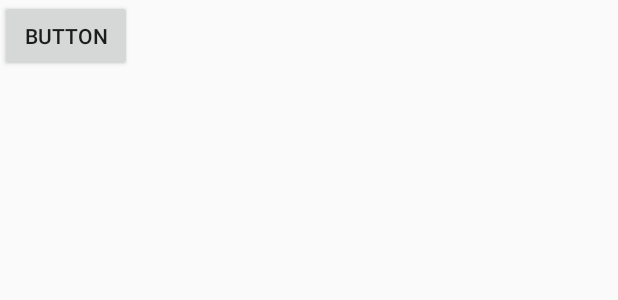
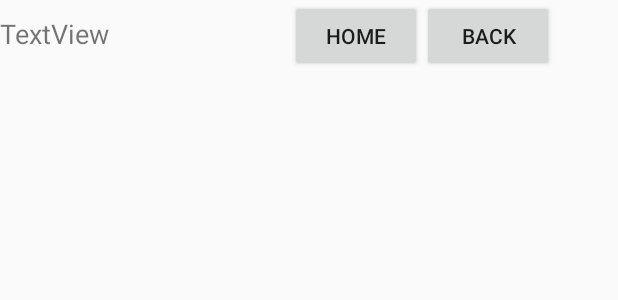
Before and after one commit to loliveto/newD6, an Android app: the layout fragment_take_quest.xml on its own in the app's theme, with its tools: preview values and no code run, on a phone screen of 412 x 824 dp. Shown: the top 300 px of the screen. Run offline under Robolectric (Android 15) with nearby library versions, the phone set to English and light mode, and no system bars.

Commit message:
more stuff for take

```diff
--- a/app/src/main/java/com/example/john/quizsurvey/Views/TakeQuestionare.java
+++ b/app/src/main/java/com/example/john/quizsurvey/Views/TakeQuestionare.java
@@ -12,6 +12,7 @@ package com.example.john.quizsurvey.Views;
         import android.widget.Button;
         import android.widget.EditText;
         import android.widget.ListView;
+        import android.widget.TextView;
 
         import com.example.john.quizsurvey.DataModels.Questionare;
         import com.example.john.quizsurvey.MainActivity;
@@ -55,50 +56,20 @@ public class TakeQuestionare extends Fragment {
     public View onCreateView(LayoutInflater inflater, ViewGroup container,
                              Bundle savedInstanceState) {
         //Inflate the layout for this fragment
+
         View view = inflater.inflate(R.layout.fragment_take_quest, container, false);
-//        final EditText titleText = view.findViewById(R.id.questionare_title);
-//        titleText.setText(questionare.name);
-//        Button addQuestion = view.findViewById(R.id.add_question);
-//        addQuestion.setOnClickListener(new View.OnClickListener() {
-//            @Override
-//            public void onClick(View v) {
-//                questionare.name = titleText.getText().toString();
-//                ((MainActivity)getActivity()).toSelectQType(questionare);
-//            }
-//        });
-//        Button save = view.findViewById(R.id.save);
-//        save.setOnClickListener(new View.OnClickListener() {
-//            @Override
-//            public void onClick(View v) {
-//                questionare.name = titleText.getText().toString();
-//                questionare.save();
-//                ((MainActivity)getActivity()).toSeeQuestionare(questionare);
-//            }
-//        });
-//        Button home = view.findViewById(R.id.go_home);
-//        home.setOnClickListener(new View.OnClickListener() {
-//            @Override
-//            public void onClick(View v) {
-//                ((MainActivity)getActivity()).toMenu();
-//            }
-//        });
-//
-//        ArrayList<String> prompts = questionare.getQuestionPrompt();
-//        ListView listView = view.findViewById(R.id.question_list);
-//        ArrayAdapter adapter = new ArrayAdapter(getContext(),android.R.layout.simple_list_item_1,prompts);
-//        listView.setAdapter(adapter);
-//        //check to see waht kind of question it is first
-//        listView.setOnItemClickListener(new AdapterView.OnItemClickListener() {
-//            @Override
-//            public void onItemClick(AdapterView<?> parent, View view, int position, long id) {
-//                ((MainActivity)getActivity()).toViewQuestion(questionare, position);
-//            }
-//        });
-//
-//        ArrayList<String> ans = questionare.asheet.getCorrectAnswers();
-//        ListView listView1 = view.findViewById(R.id.viewanswers);
-//        ArrayAdapter adapter1 = new ArrayAdapter(getContext(),android.R.layout.simple_list_item_1,ans);
-//        listView1.setAdapter(adapter1);
+        final TextView titleText = view.findViewById(R.id.questionare_title);
+        titleText.setText(questionare.name);
+
+
+        Button home = view.findViewById(R.id.go_home);
+        home.setOnClickListener(new View.OnClickListener() {
+            @Override
+            public void onClick(View v) {
+                ((MainActivity)getActivity()).toMenu();
+            }
+        });
+
 
        return view;
     }
--- a/app/src/main/res/layout/fragment_take_quest.xml
+++ b/app/src/main/res/layout/fragment_take_quest.xml
@@ -1,16 +1,57 @@
 <?xml version="1.0" encoding="utf-8"?>
-<android.support.constraint.ConstraintLayout
-    xmlns:android="http://schemas.android.com/apk/res/android"
+<FrameLayout xmlns:android="http://schemas.android.com/apk/res/android"
     xmlns:tools="http://schemas.android.com/tools"
     android:layout_width="match_parent"
-    android:layout_height="match_parent">
+    android:layout_height="match_parent"
+    tools:context=".Views.EditQuestionare">
 
-    <Button
-        android:id="@+id/button2"
-        android:layout_width="wrap_content"
-        android:layout_height="wrap_content"
-        android:text="Button"
-        tools:layout_editor_absoluteX="87dp"
-        tools:layout_editor_absoluteY="233dp" />
+    <!-- TODO: Update blank fragment layout -->
 
-</android.support.constraint.ConstraintLayout>
+    <TableLayout
+        android:layout_width="match_parent"
+        android:layout_height="match_parent">
+
+        <TableRow
+            android:layout_width="match_parent"
+            android:layout_height="match_parent">
+
+            <TextView
+                android:id="@+id/questionare_title"
+                android:layout_width="193dp"
+                android:layout_height="wrap_content"
+                android:text="TextView"
+                android:textSize="18sp" />
+
+            <Button
+                android:id="@+id/go_home"
+                android:layout_width="wrap_content"
+                android:layout_height="wrap_content"
+                android:text="Home" />
+
+            <Button
+                android:id="@+id/back"
+                android:layout_width="wrap_content"
+                android:layout_height="wrap_content"
+                android:text="Back" />
+
+        </TableRow>
+
+        <TableRow
+            android:layout_width="275dp"
+            android:layout_height="match_parent">
+
+        </TableRow>
+
+        <TableRow>
+
+        </TableRow>
+
+        <TableRow
+            android:layout_width="196dp"
+            android:layout_height="match_parent">
+
+        </TableRow>
+
+    </TableLayout>
+
+</FrameLayout>
```
